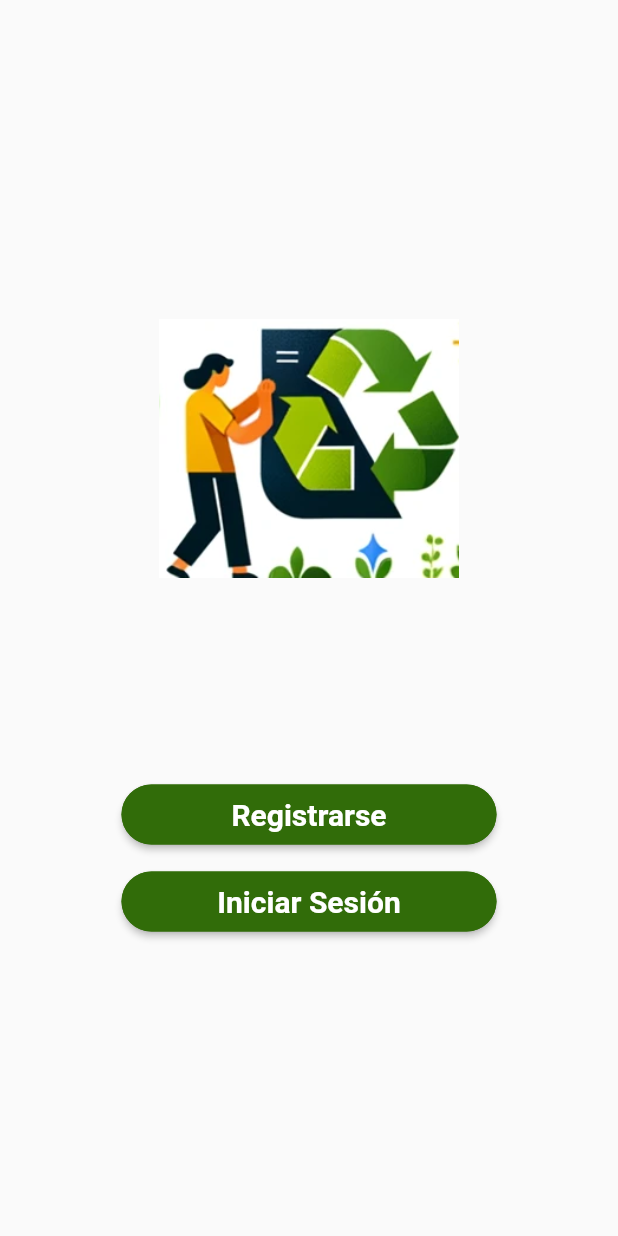
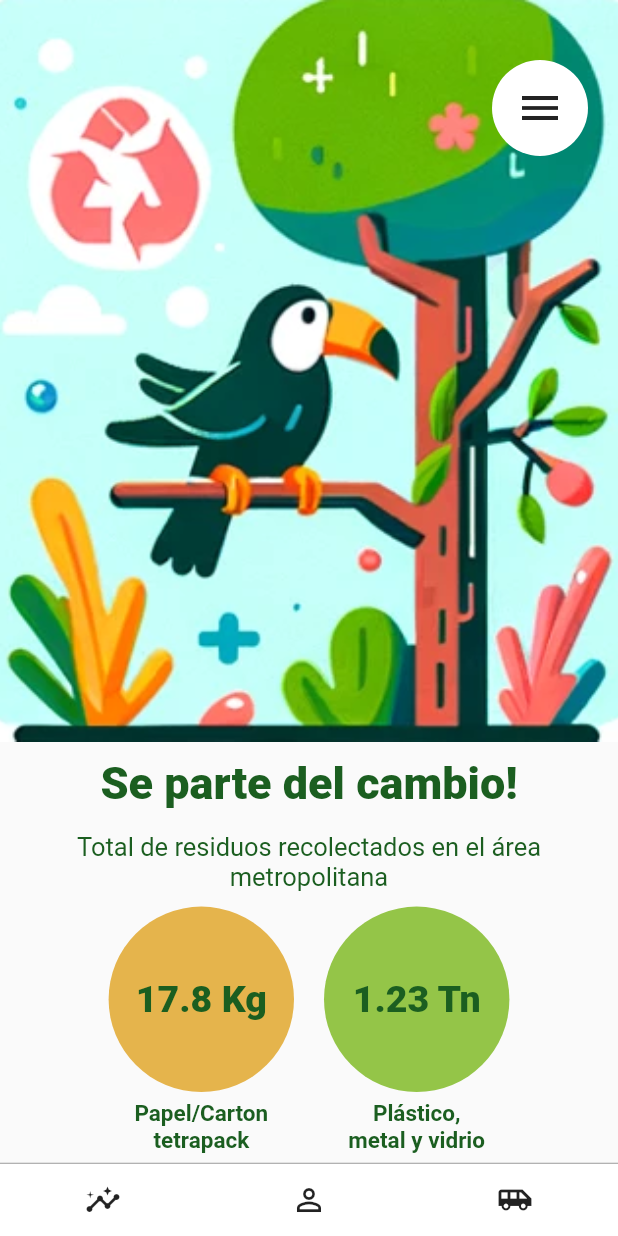
Before and after one commit to fer26vargas/GreenSafe, a Flutter app: the screen it shows after launch, on a phone screen of 412 x 824 dp. Run offline on Flutter 3.47's test engine with Material 2 defaults, Android fonts, the light colour scheme and no system bars; our stand-ins replace camera.

Commit message:
Vistas para el usuario (Principal y editar perfil) mas widgets (barra de navegacion y menu lateral

```diff
--- /dev/null
+++ b/lib/SeccionUsuarios/vistaPrincipal.dart
@@ -0,0 +1,208 @@
+import 'package:flutter/material.dart';
+import 'package:visual1/Widgets/BarraDeNavegacion.dart'; // Importa el widget de la barra de navegación
+import '../Widgets/Menu.dart';
+
+class VistaPrincipal extends StatefulWidget {
+  @override
+  _VistaPrincipalState createState() => _VistaPrincipalState();
+}
+
+class _VistaPrincipalState extends State<VistaPrincipal> {
+  double papelCartonCantidad = 0;
+  double plasticoMetalVidrioCantidad = 0;
+
+  // Método para simular la actualización de datos desde la base de datos
+  void actualizarDatos() {
+    // Aquí iría la lógica para obtener los datos de la base de datos
+    // Supongamos que se obtienen los valores de papel/cartón y plástico/metal/vidrio desde la base de datos
+    double papelCartonDesdeBD = 17804; // Obtener desde la base de datos
+    double plasticoMetalVidrioDesdeBD =
+        1234567; // Obtener desde la base de datos
+
+    // Actualizar los valores con los obtenidos de la base de datos
+    setState(() {
+      papelCartonCantidad = papelCartonDesdeBD;
+      plasticoMetalVidrioCantidad = plasticoMetalVidrioDesdeBD;
+    });
+  }
+
+  // Función para ajustar automáticamente la unidad según el valor de la cantidad
+  String ajustarUnidad(double cantidad) {
+    if (cantidad >= 1000000) {
+      // Si la cantidad es mayor o igual a 1,000,000, cambia a toneladas
+      return '${(cantidad / 1000000).toStringAsFixed(2).replaceAll(RegExp(r'([.]*0)(?!.*\d)'), '')} Tn';
+    } else if (cantidad >= 1000) {
+      // Si la cantidad es mayor o igual a 1,000, cambia a kilogramos
+      return '${(cantidad / 1000).toStringAsFixed(2).replaceAll(RegExp(r'([.]*0)(?!.*\d)'), '')} Kg';
+    } else {
+      // Si la cantidad es menor que 1,000, mantén en gramos
+      return '${cantidad.toStringAsFixed(2).replaceAll(RegExp(r'([.]*0)(?!.*\d)'), '')} g';
+    }
+  }
+
+  @override
+  void initState() {
+    super.initState();
+    // Llamar a la función actualizarDatos al iniciar la vista
+    actualizarDatos();
+  }
+
+  @override
+  Widget build(BuildContext context) {
+    return Scaffold(
+      body: Column(
+        mainAxisAlignment: MainAxisAlignment.start,
+        children: [
+          Container(
+            width: double.infinity,
+            height: MediaQuery.of(context).size.height * 0.6,
+            child: Stack(
+              children: [
+                Positioned.fill(
+                  child: Image.asset(
+                    'assets/inicio.png',
+                    fit: BoxFit.cover,
+                  ),
+                ),
+                Positioned(
+                  top: 40,
+                  right: 20,
+                  child: Container(
+                    decoration: BoxDecoration(
+                      shape: BoxShape.circle,
+                      color: Colors.white,
+                    ),
+                    padding: EdgeInsets.all(8),
+                    child: IconButton(
+                      icon: Icon(
+                        Icons.menu,
+                        size: 32,
+                        color: Colors.black87,
+                      ),
+                      onPressed: () {
+                        showModalBottomSheet(
+                          context: context,
+                          builder: (BuildContext context) {
+                            return Menu();
+                          },
+                        );
+                      },
+                    ),
+                  ),
+                ),
+              ],
+            ),
+          ),
+          SizedBox(height: 10),
+          Container(
+            child: Text(
+              'Se parte del cambio!',
+              textAlign: TextAlign.center,
+              style: TextStyle(
+                fontSize: 30,
+                fontWeight: FontWeight.w900,
+                color: Colors.green[900],
+              ),
+            ),
+          ),
+          SizedBox(height: 15),
+          Container(
+            padding: EdgeInsets.symmetric(horizontal: 20),
+            child: Text(
+              'Total de residuos recolectados en el área metropolitana',
+              textAlign: TextAlign.center,
+              style: TextStyle(
+                fontSize: 17,
+                fontWeight: FontWeight.w400,
+                color: Colors.green[900],
+              ),
+            ),
+          ),
+          SizedBox(height: 10),
+          Row(
+            mainAxisAlignment: MainAxisAlignment.center,
+            children: [
+              Column(
+                children: [
+                  CircleAvatar(
+                    radius: MediaQuery.of(context).size.width * 0.15,
+                    backgroundColor: Color(0xFFE5B44C),
+                    child: Text(
+                      ajustarUnidad(papelCartonCantidad),
+                      style: TextStyle(
+                        fontSize: 25,
+                        fontWeight: FontWeight.w900,
+                        color: Colors.green[900],
+                      ),
+                    ),
+                  ),
+                  SizedBox(height: 5),
+                  Text(
+                    'Papel/Carton',
+                    textAlign: TextAlign.center,
+                    style: TextStyle(
+                      fontSize: 15,
+                      fontWeight: FontWeight.bold,
+                      color: Colors.green[900],
+                    ),
+                  ),
+                  Text(
+                    'tetrapack',
+                    textAlign: TextAlign.center,
+                    style: TextStyle(
+                      fontSize: 15,
+                      fontWeight: FontWeight.bold,
+                      color: Colors.green[900],
+                    ),
+                  ),
+                ],
+              ),
+              SizedBox(width: 20),
+              Column(
+                children: [
+                  CircleAvatar(
+                    radius: MediaQuery.of(context).size.width * 0.15,
+                    backgroundColor: Color(0xFF94C548),
+                    child: Text(
+                      ajustarUnidad(plasticoMetalVidrioCantidad),
+                      style: TextStyle(
+                        fontSize: 25,
+                        fontWeight: FontWeight.w900,
+                        color: Colors.green[900],
+                      ),
+                    ),
+                  ),
+                  SizedBox(height: 5),
+                  Text(
+                    'Plástico,',
+                    textAlign: TextAlign.center,
+                    style: TextStyle(
+                      fontSize: 15,
+                      fontWeight: FontWeight.bold,
+                      color: Colors.green[900],
+                    ),
+                  ),
+                  Text(
+                    'metal y vidrio',
+                    textAlign: TextAlign.center,
+                    style: TextStyle(
+                      fontSize: 15,
+                      fontWeight: FontWeight.bold,
+                      color: Colors.green[900],
+                    ),
+                  ),
+                ],
+              ),
+            ],
+          ),
+          Spacer(),
+          Divider(
+            height: 1,
+            color: Colors.black38,
+          ),
+          BarraDeNavegacion(),
+        ],
+      ),
+    );
+  }
+}
--- /dev/null
+++ b/lib/Widgets/BarraDeNavegacion.dart
@@ -0,0 +1,36 @@
+import 'package:flutter/material.dart';
+/*import '../SeccionUsuarios/EstadisticasUsuario.dart';
+import '../SeccionUsuarios/PerfilDeUsuario.dart';
+import '../SeccionUsuarios/RecoleccionUsuario.dart';*/
+
+class BarraDeNavegacion extends StatelessWidget {
+  @override
+  Widget build(BuildContext context) {
+    return Container(
+      color: Colors.white,
+      child: Row(
+        mainAxisAlignment: MainAxisAlignment.spaceAround,
+        children: [
+          IconButton(
+            onPressed: () {
+              //Navigator.push(context, MaterialPageRoute(builder: (context) => EstadisticasUsuario()));
+            },
+            icon: Icon(Icons.insights),
+          ),
+          IconButton(
+            onPressed: () {
+              //Navigator.push(context, MaterialPageRoute(builder: (context) => PerfilDeUsuario()));
+            },
+            icon: Icon(Icons.perm_identity),
+          ),
+          IconButton(
+            onPressed: () {
+              //Navigator.push(context, MaterialPageRoute(builder: (context) => RecoleccionUsuario()));
+            },
+            icon: Icon(Icons.airport_shuttle),
+          ),
+        ],
+      ),
+    );
+  }
+}
--- a/lib/inicio_sesion.dart
+++ b/lib/inicio_sesion.dart
@@ -17,7 +17,11 @@ class _InicioSesionState extends State<InicioSesion> {
 
     const apiUrl = 'https://72cf-190-121-149-118.ngrok-free.app/SingIn';
     final Uri uri = Uri.parse('$apiUrl?email=${Uri.encodeComponent(email)}&pass=${Uri.encodeComponent(password)}');
-
+    //Si las credenciales del usuario son correctas
+    //Navigator.push(
+    // context,
+    // MaterialPageRoute(builder: (context) => VistaPrincipal()),
+    //);
     try {
       final response = await http.post(
         uri,
--- a/lib/main.dart
+++ b/lib/main.dart
@@ -1,4 +1,7 @@
 import 'package:flutter/material.dart';
+import 'package:visual1/RegistroReciclador/RegistroInformacionPersonal.dart';
+import 'package:visual1/SeccionUsuarios/EditarPerfil.dart';
+import 'package:visual1/SeccionUsuarios/vistaPrincipal.dart';
 import 'inicio_principal.dart';
 
 void main() {
@@ -14,7 +17,7 @@ class MyApp extends StatelessWidget {
         primarySwatch: Colors.green,
         primaryColor: Colors.green[900],
       ),
-      home: InicioPrincipal(),
+      home: VistaPrincipal(),
     );
   }
 }
```
Also changed, not shown: lib/SeccionUsuarios/EditarPerfil.dart (added, +305 -0 lines), lib/SeccionUsuarios/EstadisticasUsuario.dart (added, +12 -0 lines), lib/SeccionUsuarios/PerfilDeUsuario.dart (added, +12 -0 lines), lib/SeccionUsuarios/RecoleccionUsuario.dart (added, +12 -0 lines), lib/Widgets/Menu.dart (added, +58 -0 lines), assets/inicio.png (added), lib/editar_perfil.dart (deleted).
